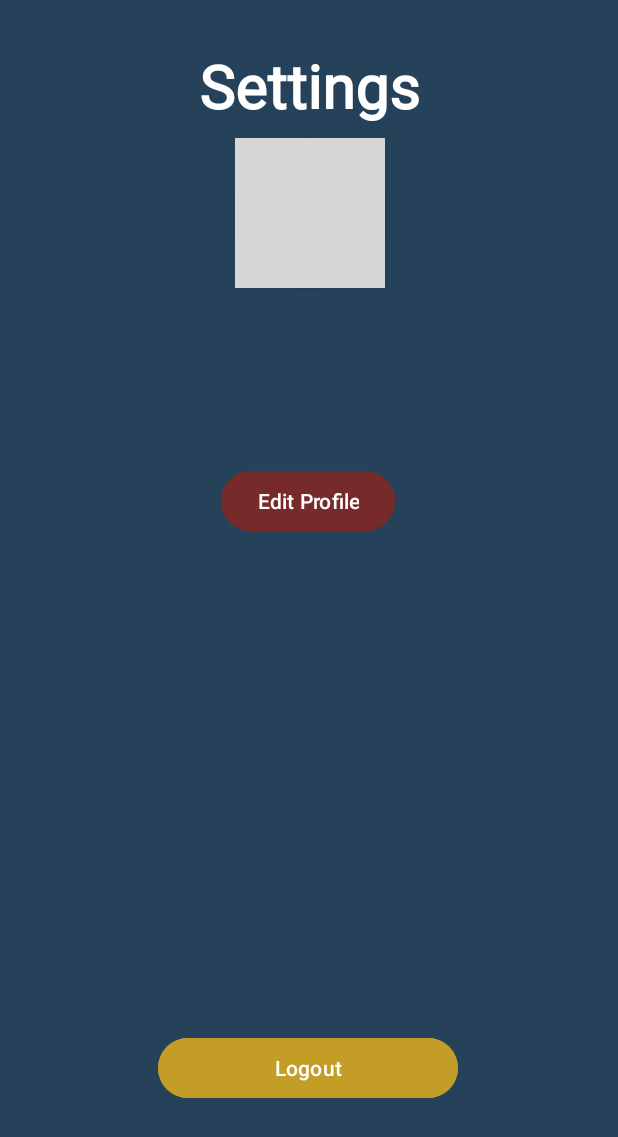
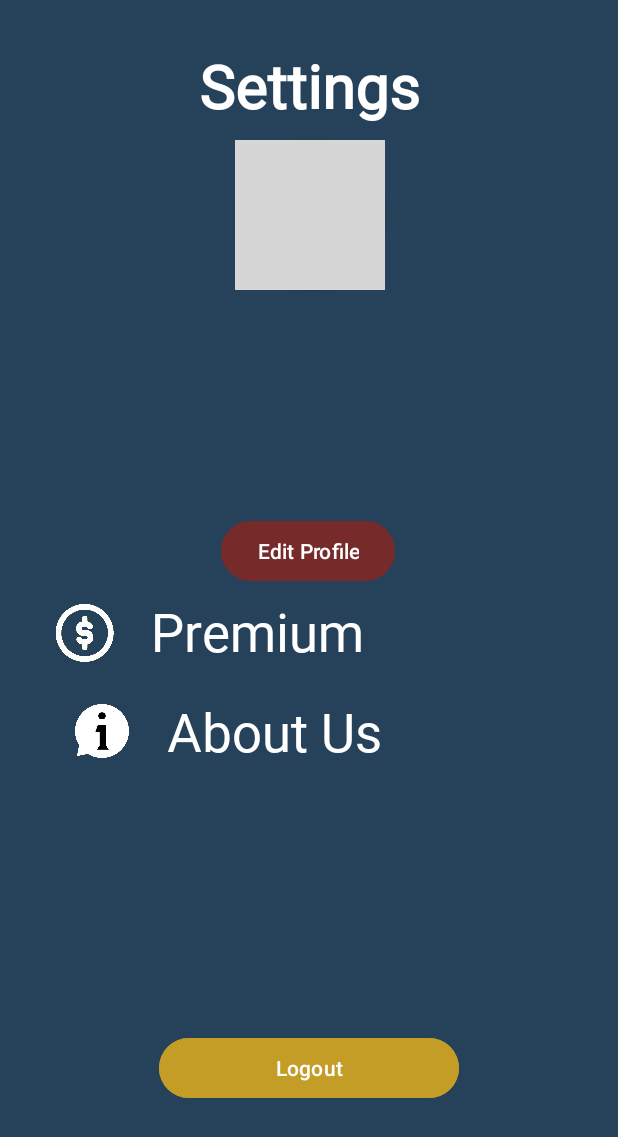
Before and after one commit to sach1nkhatri/StayFit2.0, an Android app: the Settings_activity screen opened directly, with no data from a screen before it, on a phone screen of 412 x 824 dp. Shown: the top 1137 px of the screen. Run offline under Robolectric (Android 15) with nearby library versions, the phone set to English and light mode, and no system bars; our stand-ins replace Firebase (no records; nobody signed in at launch, a user with empty details on screens opened directly); grey boxes are pictures that could not be loaded.

Commit message:
Settings Ui and PedoMeter Redone

```diff
--- a/app/src/main/res/layout/activity_settings.xml
+++ b/app/src/main/res/layout/activity_settings.xml
@@ -13,12 +13,14 @@
         android:layout_width="match_parent"
         android:layout_height="wrap_content"
         android:layout_marginTop="30dp"
+        android:layout_marginBottom="9dp"
         android:fontFamily="@font/orange"
         android:gravity="center"
         android:text="@string/settings"
         android:textColor="@color/white"
         android:textSize="40sp"
         android:textStyle="bold"
+        app:layout_constraintBottom_toTopOf="@+id/circularCardView"
         app:layout_constraintEnd_toEndOf="parent"
         app:layout_constraintStart_toStartOf="parent"
         app:layout_constraintTop_toTopOf="parent" />
@@ -28,7 +30,7 @@
         android:layout_width="100dp"
         android:layout_height="100dp"
         android:layout_marginStart="156dp"
-        android:layout_marginTop="8dp"
+        android:layout_marginTop="9dp"
         android:layout_marginEnd="155dp"
         app:cardCornerRadius="100dp"
         app:layout_constraintEnd_toEndOf="parent"
@@ -46,8 +48,8 @@
             android:id="@+id/progressBar"
             android:layout_width="wrap_content"
             android:layout_height="wrap_content"
-            android:visibility="gone"
-            android:layout_gravity="center"/>
+            android:layout_gravity="center"
+            android:visibility="gone" />
 
     </androidx.cardview.widget.CardView>
 
@@ -56,49 +58,56 @@
         android:layout_width="match_parent"
         android:layout_height="wrap_content"
         android:layout_marginTop="5dp"
+        android:layout_marginBottom="5dp"
         android:gravity="center"
         android:textColor="@color/white"
         android:textSize="20sp"
         android:textStyle="bold"
+        app:layout_constraintBottom_toTopOf="@+id/phoneNumber"
         app:layout_constraintEnd_toEndOf="parent"
         app:layout_constraintStart_toStartOf="parent"
-        app:layout_constraintTop_toBottomOf="@+id/circularCardView" />
+        app:layout_constraintTop_toBottomOf="@+id/textViewName" />
 
     <TextView
         android:id="@+id/phoneNumber"
         android:layout_width="match_parent"
         android:layout_height="wrap_content"
         android:layout_marginTop="5dp"
+        android:layout_marginBottom="37dp"
         android:gravity="center"
         android:textColor="@color/white"
         android:textSize="20sp"
         android:textStyle="bold"
+        app:layout_constraintBottom_toTopOf="@+id/EditProfile"
         app:layout_constraintEnd_toEndOf="parent"
         app:layout_constraintStart_toStartOf="parent"
-        app:layout_constraintTop_toBottomOf="@+id/textViewName" />
+        app:layout_constraintTop_toBottomOf="@+id/TextViewEmail" />
 
     <TextView
         android:id="@+id/textViewName"
         android:layout_width="match_parent"
         android:layout_height="wrap_content"
-        android:layout_marginTop="5dp"
+        android:layout_marginTop="9dp"
+        android:layout_marginBottom="5dp"
         android:gravity="center"
         android:textColor="@color/white"
         android:textSize="20sp"
         android:textStyle="bold"
+        app:layout_constraintBottom_toTopOf="@+id/TextViewEmail"
         app:layout_constraintEnd_toEndOf="parent"
         app:layout_constraintStart_toStartOf="parent"
-        app:layout_constraintTop_toBottomOf="@+id/TextViewEmail" />
+        app:layout_constraintTop_toBottomOf="@+id/circularCardView" />
 
     <Button
         android:id="@+id/EditProfile"
         android:layout_width="wrap_content"
         android:layout_height="wrap_content"
-        android:layout_marginTop="20dp"
+        android:layout_marginStart="146dp"
+        android:layout_marginTop="37dp"
+        android:layout_marginEnd="147dp"
         android:backgroundTint="#772A2A"
         android:text="@string/edit_profile"
         app:layout_constraintEnd_toEndOf="parent"
-        app:layout_constraintHorizontal_bias="0.498"
         app:layout_constraintStart_toStartOf="parent"
         app:layout_constraintTop_toBottomOf="@+id/phoneNumber" />
 
@@ -106,12 +115,72 @@
         android:id="@+id/LogOut"
         android:layout_width="200dp"
         android:layout_height="wrap_content"
+        android:layout_marginStart="106dp"
+        android:layout_marginEnd="106dp"
         android:layout_marginBottom="88dp"
         android:backgroundTint="#C39D26"
         android:text="@string/logout"
         app:layout_constraintBottom_toBottomOf="parent"
         app:layout_constraintEnd_toEndOf="parent"
-        app:layout_constraintHorizontal_bias="0.497"
         app:layout_constraintStart_toStartOf="parent" />
 
+    <ImageView
+        android:id="@+id/imageView2"
+        android:layout_width="40dp"
+        android:layout_height="48dp"
+        android:layout_marginStart="55dp"
+        android:layout_marginTop="92dp"
+        android:layout_marginEnd="12dp"
+        android:src="@drawable/premium"
+        app:layout_constraintEnd_toStartOf="@+id/textView5"
+        app:layout_constraintStart_toStartOf="parent"
+        app:layout_constraintTop_toBottomOf="@+id/phoneNumber" />
+
+    <ImageView
+        android:id="@+id/imageView"
+        android:layout_width="40dp"
+        android:layout_height="48dp"
+        android:layout_marginStart="56dp"
+        android:layout_marginTop="17dp"
+        android:layout_marginEnd="13dp"
+        android:src="@drawable/aboutusicon"
+        app:layout_constraintBottom_toTopOf="@+id/LogOut"
+        app:layout_constraintEnd_toStartOf="@+id/textView4"
+        app:layout_constraintStart_toStartOf="parent"
+        app:layout_constraintTop_toBottomOf="@+id/imageView2"
+        app:layout_constraintVertical_bias="0.0" />
+
+    <TextView
+        android:id="@+id/textView5"
+        android:layout_width="wrap_content"
+        android:layout_height="wrap_content"
+        android:layout_marginStart="12dp"
+        android:layout_marginTop="6dp"
+        android:layout_marginEnd="188dp"
+        android:fontFamily="@font/orange"
+        android:text="Premium"
+        android:textColor="@color/white"
+        android:textSize="35sp"
+        app:layout_constraintEnd_toEndOf="parent"
+        app:layout_constraintStart_toEndOf="@+id/imageView2"
+        app:layout_constraintTop_toBottomOf="@+id/EditProfile" />
+
+    <TextView
+        android:id="@+id/textView4"
+        android:layout_width="wrap_content"
+        android:layout_height="wrap_content"
+        android:layout_marginStart="10dp"
+        android:layout_marginTop="13dp"
+        android:layout_marginEnd="165dp"
+        android:fontFamily="@font/orange"
+        android:text="About Us"
+        android:textColor="@color/white"
+        android:textSize="35sp"
+        app:layout_constraintBottom_toTopOf="@+id/LogOut"
+        app:layout_constraintEnd_toEndOf="parent"
+        app:layout_constraintStart_toEndOf="@+id/imageView"
+        app:layout_constraintTop_toBottomOf="@+id/textView5"
+        app:layout_constraintVertical_bias="0.033" />
+
+
 </androidx.constraintlayout.widget.ConstraintLayout>
```
Also changed, not shown: app/src/main/java/com/example/stayfit20/ui/activity/PedoMeter.kt (+79 -15 lines), app/src/main/res/drawable/square_cor.xml (added, +8 -0 lines), app/src/main/res/layout/activity_pedo_meter.xml (+34 -6 lines).
